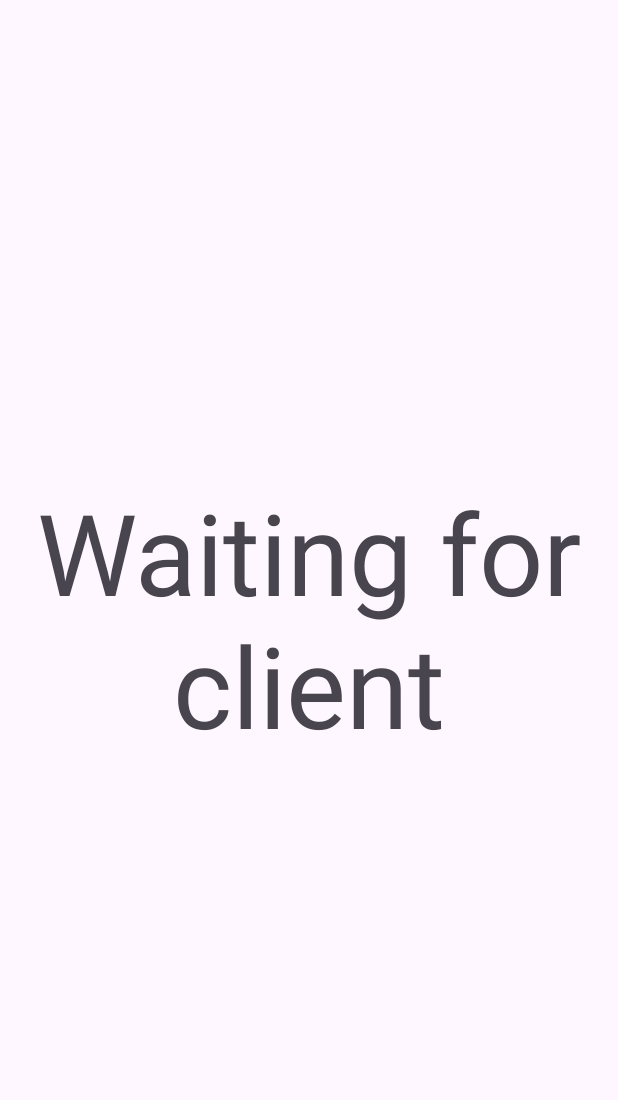
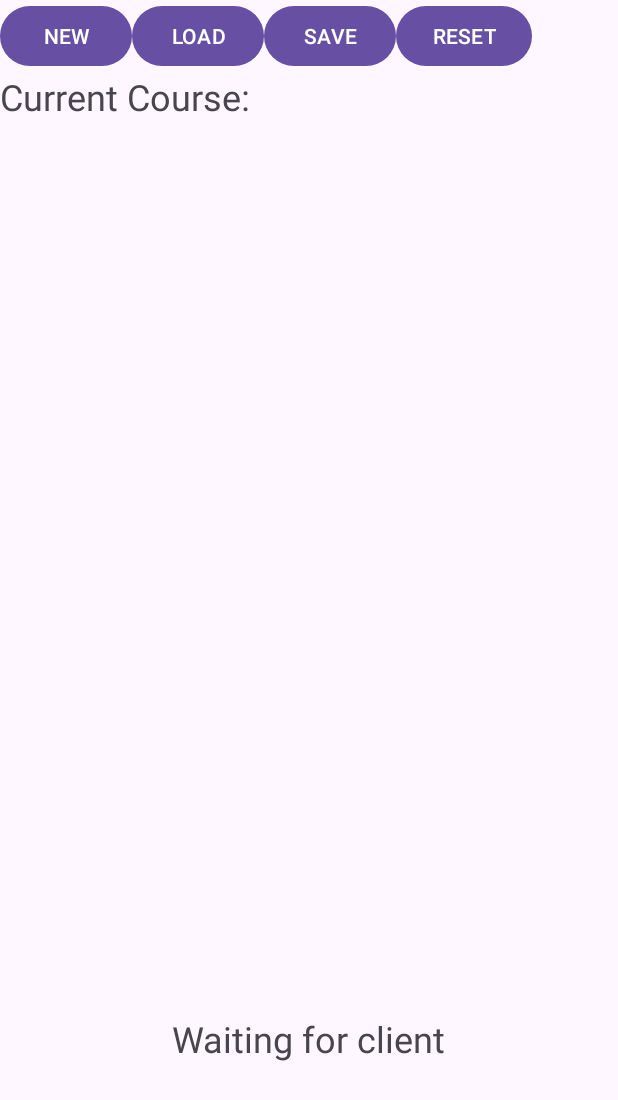
Before and after one commit to Kestrel280/MZST, an Android app: the screen it shows after launch (MainActivity), on a phone screen of 412 x 824 dp. Shown: the top 1100 px of the screen. Run offline under Robolectric (Android 15) with nearby library versions, the phone set to English and light mode, and no system bars.

Commit message:
Adds more debug UI elements to server app

```diff
--- a/AndroidServer/app/src/main/java/com/example/androidserver/ActionHandler.java
+++ b/AndroidServer/app/src/main/java/com/example/androidserver/ActionHandler.java
@@ -1,4 +1,6 @@
 package com.example.androidserver;
+
+import android.util.Log;
 
 import com.example.androidserver.Server.ServerState;
 
@@ -9,9 +11,13 @@ public class ActionHandler {
         this.server = server;
     }
 
+    // Note: LOAD action comes paired with a courseId value,
+    //  which should index into a database and retrieve a Course
+
     // Main dispatch
     public ServerState processAction(ServerAction action) {
         ServerState newState;
+        Log.i("actionhandler", "Action handler processing action of type " + action.type.toString());
         switch (server.getState()) {
             case DEFINE:    newState = doDefine(action); break;
             case RUN:       newState = doRun(action); break;
--- a/AndroidServer/app/src/main/java/com/example/androidserver/Server.java
+++ b/AndroidServer/app/src/main/java/com/example/androidserver/Server.java
@@ -144,6 +144,12 @@ public class Server {
         return response;
     }
 
+    public String sendAction(ServerAction action) {
+        Log.i("server", "Server received action of type " + action.type.toString());
+        actionHandler.processAction(action);
+        return "";
+    }
+
     /* *****************************
         Utilities
      * *****************************/
--- a/AndroidServer/app/src/main/res/layout/activity_main.xml
+++ b/AndroidServer/app/src/main/res/layout/activity_main.xml
@@ -13,10 +13,63 @@
         android:layout_height="wrap_content"
         android:text="Hello World!"
         android:textAlignment="center"
-        android:textSize="75sp"
+        android:textSize="24sp"
         app:layout_constraintBottom_toBottomOf="parent"
         app:layout_constraintEnd_toEndOf="parent"
+        app:layout_constraintHorizontal_bias="0.498"
+        app:layout_constraintStart_toStartOf="parent"
+        app:layout_constraintTop_toTopOf="parent"
+        app:layout_constraintVertical_bias="0.854" />
+
+    <Button
+        android:id="@+id/debugBtnNew"
+        android:layout_width="wrap_content"
+        android:layout_height="wrap_content"
+        android:onClick="debugBtn"
+        android:tag="new"
+        android:text="@string/debugBtnNewText"
         app:layout_constraintStart_toStartOf="parent"
         app:layout_constraintTop_toTopOf="parent" />
 
+    <Button
+        android:id="@+id/debugBtnLoad"
+        android:layout_width="wrap_content"
+        android:layout_height="wrap_content"
+        android:onClick="debugBtn"
+        android:tag="load"
+        android:text="@string/debugBtnLoadText"
+        app:layout_constraintStart_toEndOf="@+id/debugBtnNew"
+        app:layout_constraintTop_toTopOf="parent" />
+
+    <Button
+        android:id="@+id/debugBtnSave"
+        android:layout_width="wrap_content"
+        android:layout_height="wrap_content"
+        android:layout_marginStart="88dp"
+        android:onClick="debugBtn"
+        android:tag="save"
+        android:text="@string/debugBtnSaveText"
+        app:layout_constraintStart_toEndOf="@+id/debugBtnNew"
+        app:layout_constraintTop_toTopOf="parent" />
+
+    <Button
+        android:id="@+id/debugBtnReset"
+        android:layout_width="wrap_content"
+        android:layout_height="wrap_content"
+        android:layout_marginStart="176dp"
+        android:onClick="debugBtn"
+        android:tag="reset"
+        android:text="@string/debugBtnResetText"
+        app:layout_constraintStart_toEndOf="@+id/debugBtnNew"
+        app:layout_constraintTop_toTopOf="parent" />
+
+    <TextView
+        android:id="@+id/currentCourse"
+        android:layout_width="wrap_content"
+        android:layout_height="wrap_content"
+        android:text="@string/debugTextCurrentCourseText"
+        android:textSize="24sp"
+        app:layout_constraintStart_toStartOf="parent"
+        app:layout_constraintTop_toBottomOf="@+id/debugBtnNew" />
+
 </androidx.constraintlayout.widget.ConstraintLayout>
--- a/AndroidServer/app/src/main/res/values/strings.xml
+++ b/AndroidServer/app/src/main/res/values/strings.xml
@@ -1,3 +1,8 @@
 <resources>
     <string name="app_name">AndroidServer</string>
+    <string name="debugBtnNewText">NEW</string>
+    <string name="debugBtnLoadText">LOAD</string>
+    <string name="debugBtnSaveText">SAVE</string>
+    <string name="debugBtnResetText">RESET</string>
+    <string name="debugTextCurrentCourseText">Current Course: </string>
 </resources>
```
Also changed, not shown: AndroidServer/app/src/main/java/com/example/androidserver/MainActivity.java (+30 -1 lines), AndroidServer/app/src/main/java/com/example/androidserver/ServerAction.java (+7 -0 lines).
